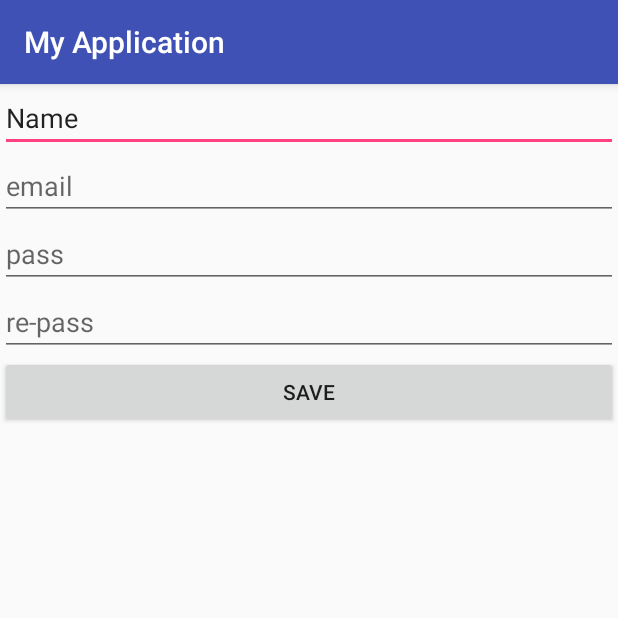
After one commit to alsalamcse/MyApplication, an Android app: the signup screen opened directly, with no data from a screen before it, on a phone screen of 412 x 824 dp, the top half of it. The commit adds this screen. Run offline under Robolectric (Android 15) with nearby library versions, the phone set to English and light mode, and no system bars; 2 statements that could not run were skipped.

Commit message:
اللانت

```diff
--- a/app/src/main/AndroidManifest.xml
+++ b/app/src/main/AndroidManifest.xml
@@ -16,6 +16,7 @@
                 <category android:name="android.intent.category.LAUNCHER" />
             </intent-filter>
         </activity>
+        <activity android:name=".signup"></activity>
     </application>
 
 </manifest>
--- /dev/null
+++ b/app/src/main/java/com/awad/adam/myapplication/signup.java
@@ -0,0 +1,29 @@
+package com.awad.adam.myapplication;
+
+import android.support.v7.app.AppCompatActivity;
+import android.os.Bundle;
+import android.widget.Button;
+import android.widget.EditText;
+
+public class signup extends AppCompatActivity {
+    private EditText etname;
+    private EditText etmail;
+    private EditText etpass;
+    private EditText etRepass;
+    private Button btnsave;
+
+
+    @Override
+    protected void onCreate(Bundle savedInstanceState) {
+        super.onCreate(savedInstanceState);
+        setContentView(R.layout.activity_signup);
+
+        etmail=(EditText)findViewById(R.id.etmail);
+        etname=(EditText)findViewById(R.id.etname);
+        etpass=(EditText)findViewById(R.id.etpass);
+        etRepass(EditText)findViewById(R.id.etre_pass);
+        btnsave(Button)findViewById(R.id.btnsave);
+
+
+    }
+}
--- /dev/null
+++ b/app/src/main/res/layout/activity_signup.xml
@@ -0,0 +1,48 @@
+<?xml version="1.0" encoding="utf-8"?>
+<LinearLayout xmlns:android="http://schemas.android.com/apk/res/android"
+    xmlns:app="http://schemas.android.com/apk/res-auto"
+    xmlns:tools="http://schemas.android.com/tools"
+    android:layout_width="match_parent"
+    android:layout_height="match_parent"
+    android:orientation="vertical"
+    tools:context="com.awad.adam.myapplication.signup">
+
+    <EditText
+        android:id="@+id/etname"
+        android:layout_width="match_parent"
+        android:layout_height="wrap_content"
+        android:ems="10"
+        android:hint="name "
+        android:inputType="textPersonName"
+        android:text="Name" />
+
+    <EditText
+        android:id="@+id/etmail"
+        android:layout_width="match_parent"
+        android:layout_height="wrap_content"
+        android:ems="10"
+        android:hint="email "
+        android:inputType="textEmailAddress" />
+
+    <EditText
+        android:id="@+id/etpass"
+        android:layout_width="match_parent"
+        android:layout_height="wrap_content"
+        android:ems="10"
+        android:hint="pass "
+        android:inputType="textPassword" />
+
+    <EditText
+        android:id="@+id/etre-pass"
+        android:layout_width="match_parent"
+        android:layout_height="wrap_content"
+        android:ems="10"
+        android:hint="re-pass"
+        android:inputType="textPassword" />
+
+    <Button
+        android:id="@+id/btnsave"
+        android:layout_width="match_parent"
+        android:layout_height="wrap_content"
+        android:text="save" />
+</LinearLayout>
```
Also changed, not shown: app/src/main/java/com/awad/adam/myapplication/MainActivity.java (+15 -0 lines), app/src/main/res/layout/activity_main.xml (+13 -23 lines).
